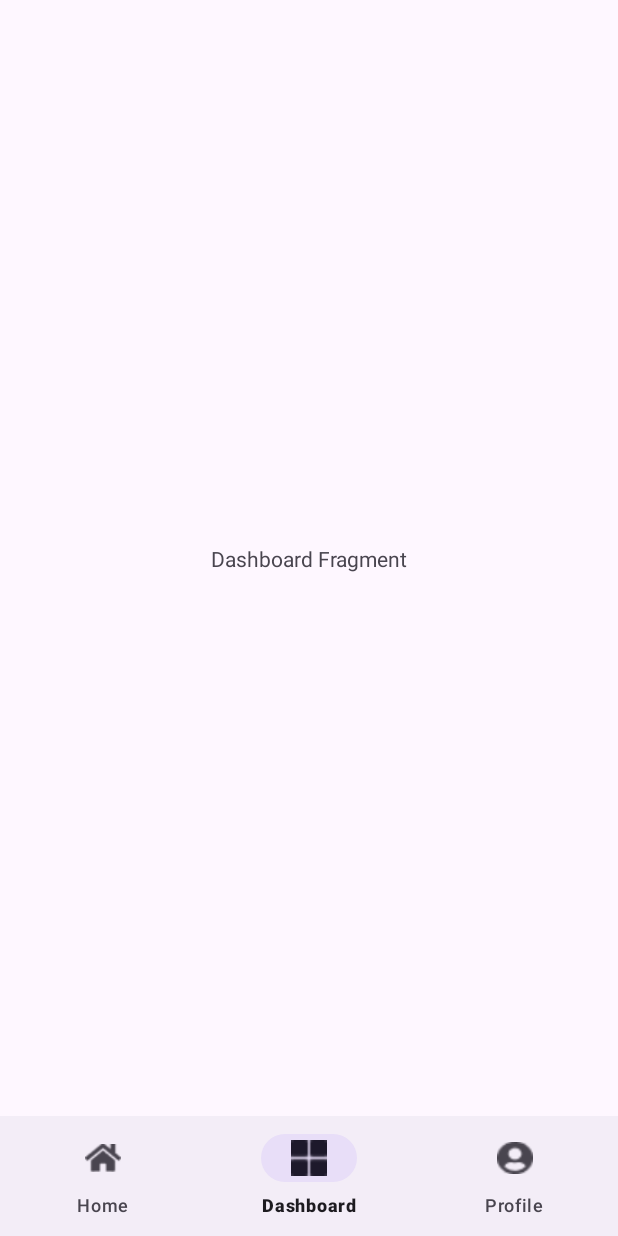
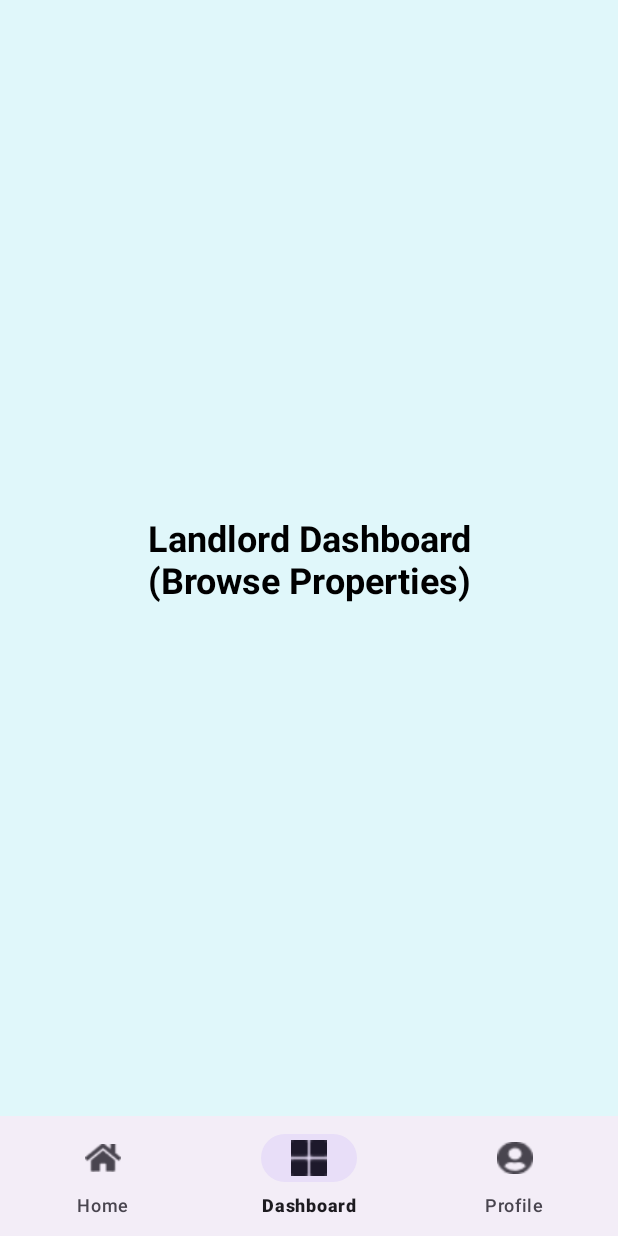
Before and after one commit to TGMeta-Bloom/tgm-rentify-android-mobile-application, an Android app: the DashboardFragment screen opened through its navigation route, on a phone screen of 412 x 824 dp. Run offline under Robolectric (Android 15) with nearby library versions, the phone set to English and light mode, and no system bars; our stand-ins replace navigation-ui.

```diff
--- a/app/src/main/java/com/example/tgmrentify/view/AddPostFragment.kt
+++ b/app/src/main/java/com/example/tgmrentify/view/AddPostFragment.kt
@@ -29,7 +29,7 @@ class AddPostFragment : Fragment() {
 
         // Handle the toolbar's back arrow click
         binding.toolbar.setNavigationOnClickListener {
-            // This will navigate back to the previous screen (FeedFragment)
+            // This will navigate back to the previous screen (TenantFeedFragment)
             findNavController().navigateUp()
         }
 
--- a/app/src/main/java/com/example/tgmrentify/view/DashboardFragment.kt
+++ b/app/src/main/java/com/example/tgmrentify/view/DashboardFragment.kt
@@ -1,20 +1,25 @@
 package com.example.tgmrentify.view
 
+import android.content.Context
 import android.os.Bundle
-import android.view.LayoutInflater
 import android.view.View
-import android.view.ViewGroup
 import androidx.fragment.app.Fragment
 import com.example.tgmrentify.R
 
-class DashboardFragment : Fragment() {
+class DashboardFragment : Fragment(R.layout.fragment_router_container) {
+    override fun onViewCreated(view: View, savedInstanceState: Bundle?) {
+        super.onViewCreated(view, savedInstanceState)
+        if (childFragmentManager.findFragmentById(R.id.role_specific_container) == null) {
+            val sharedPref = requireActivity().getSharedPreferences("UserSession", Context.MODE_PRIVATE)
+            val userRole = sharedPref.getString("user_role", "tenant")
 
-    override fun onCreateView(
-        inflater: LayoutInflater,
-        container: ViewGroup?,
-        savedInstanceState: Bundle?
-    ): View? {
-        // Inflate the layout for this fragment
-        return inflater.inflate(R.layout.fragment_dashboard, container, false)
+            val targetFragment: Fragment = if (userRole == "tenant") {
+                LandlordDashboardFragment() // Tenant browsing properties
+            } else {
+                TenantFeedFragment() // Landlord viewing tenant feed
+            }
+            childFragmentManager.beginTransaction()
+                .replace(R.id.role_specific_container, targetFragment).commit()
+        }
     }
 }
--- a/app/src/main/java/com/example/tgmrentify/view/FeedFragment.kt
+++ b/app/src/main/java/com/example/tgmrentify/view/FeedFragment.kt
@@ -1,78 +1,23 @@
 package com.example.tgmrentify.view
-
+import android.content.Context
 import android.os.Bundle
-import android.view.LayoutInflater
 import android.view.View
-import android.view.ViewGroup
-import androidx.core.view.GravityCompat
-import androidx.drawerlayout.widget.DrawerLayout
 import androidx.fragment.app.Fragment
-import androidx.fragment.app.viewModels
-import androidx.navigation.fragment.findNavController
-import androidx.recyclerview.widget.LinearLayoutManager
 import com.example.tgmrentify.R
-import com.example.tgmrentify.databinding.FragmentFeedBinding
-import com.example.tgmrentify.view.adapter.FeedAdapter
-import com.example.tgmrentify.viewModel.FeedViewModel
-
-
-class FeedFragment : Fragment() {
-
-    private var _binding: FragmentFeedBinding? = null
-    private val binding get() = _binding!!
-
-    private val viewModel: FeedViewModel by viewModels()
-    private lateinit var feedAdapter: FeedAdapter
-
-    override fun onCreateView(
-        inflater: LayoutInflater, container: ViewGroup?,
-        savedInstanceState: Bundle?
-    ): View {
-        _binding = FragmentFeedBinding.inflate(inflater, container, false)
-        return binding.root
-    }
-
-    override fun onViewCreated(view: View, savedInstanceState: Bundle?) {
+class FeedFragment : Fragment(R.layout.fragment_router_container)
+{
+    override fun onViewCreated(view: View, savedInstanceState: Bundle?)
+    {
         super.onViewCreated(view, savedInstanceState)
 
-        setupRecyclerView()
-        observeViewModel()
-        viewModel.loadFeed()
+        if (childFragmentManager.findFragmentById(R.id.role_specific_container) == null) {
+            val sharedPref = requireActivity().getSharedPreferences("UserSession", Context.MODE_PRIVATE)
 
-        binding.btnAddPost.setOnClickListener {
-            findNavController().navigate(R.id.action_feedFragment_to_addPostFragment)
-        }
+            val userRole = sharedPref.getString("user_role", "tenant")
 
-        // --- ADD THIS BLOCK ---
-        // This finds the hamburger menu button and tells it to open the drawer
-        binding.btnMenu.setOnClickListener {
-            // Find the DrawerLayout from the (Main)Activity
-            val drawerLayout = activity?.findViewById<DrawerLayout>(R.id.drawer_layout)
+            val targetFragment: Fragment = if (userRole == "Landlord") LandlordDashboardFragment() else TenantFeedFragment()
 
-            // Tell the drawer to open
-            drawerLayout?.openDrawer(GravityCompat.START)
-        }
-        // --- END OF NEW BLOCK ---
-    }
-
-    private fun setupRecyclerView() {
-        feedAdapter = FeedAdapter()
-        binding.rvFeed.apply {
-            layoutManager = LinearLayoutManager(requireContext())
-            adapter = feedAdapter
+            childFragmentManager.beginTransaction().replace(R.id.role_specific_container, targetFragment).commit()
         }
     }
-
-    private fun observeViewModel() {
-        viewModel.feedPosts.observe(viewLifecycleOwner) { posts ->
-            posts?.let {
-                feedAdapter.submitList(it)
-            }
-        }
-    }
-
-    override fun onDestroyView() {
-        super.onDestroyView()
-        _binding = null
-    }
 }
--- /dev/null
+++ b/app/src/main/java/com/example/tgmrentify/view/LandlordDashboardFragment.kt
@@ -0,0 +1,19 @@
+package com.example.tgmrentify.view
+
+import android.os.Bundle
+import android.view.LayoutInflater
+import android.view.View
+import android.view.ViewGroup
+import androidx.fragment.app.Fragment
+import com.example.tgmrentify.R
+
+class LandlordDashboardFragment : Fragment() {
+
+    override fun onCreateView(
+        inflater: LayoutInflater, container: ViewGroup?,
+        savedInstanceState: Bundle?
+    ): View? {
+        // Inflate the placeholder layout
+        return inflater.inflate(R.layout.fragment_landlord_dashboard, container, false)
+    }
+}
--- /dev/null
+++ b/app/src/main/java/com/example/tgmrentify/view/TenantFeedFragment.kt
@@ -0,0 +1,78 @@
+package com.example.tgmrentify.view
+
+import android.os.Bundle
+import android.view.LayoutInflater
+import android.view.View
+import android.view.ViewGroup
+import androidx.core.view.GravityCompat
+import androidx.drawerlayout.widget.DrawerLayout
+import androidx.fragment.app.Fragment
+import androidx.fragment.app.viewModels
+import androidx.navigation.fragment.findNavController
+import androidx.recyclerview.widget.LinearLayoutManager
+import com.example.tgmrentify.R
+import com.example.tgmrentify.databinding.FragmentFeedBinding
+import com.example.tgmrentify.view.adapter.FeedAdapter
+import com.example.tgmrentify.viewModel.FeedViewModel
+
+
+class TenantFeedFragment : Fragment() {
+
+    private var _binding: FragmentFeedBinding? = null
+    private val binding get() = _binding!!
+
+    private val viewModel: FeedViewModel by viewModels()
+    private lateinit var feedAdapter: FeedAdapter
+
+    override fun onCreateView(
+        inflater: LayoutInflater, container: ViewGroup?,
+        savedInstanceState: Bundle?
+    ): View {
+        _binding = FragmentFeedBinding.inflate(inflater, container, false)
+        return binding.root
+    }
+
+    override fun onViewCreated(view: View, savedInstanceState: Bundle?) {
+        super.onViewCreated(view, savedInstanceState)
+
+        setupRecyclerView()
+        observeViewModel()
+        viewModel.loadFeed()
+
+        binding.btnAddPost.setOnClickListener {
+            findNavController().navigate(R.id.action_feedFragment_to_addPostFragment)
+        }
+
+        // --- ADD THIS BLOCK ---
+        // This finds the hamburger menu button and tells it to open the drawer
+        binding.btnMenu.setOnClickListener {
+            // Find the DrawerLayout from the (Main)Activity
+            val drawerLayout = activity?.findViewById<DrawerLayout>(R.id.drawer_layout)
+
+            // Tell the drawer to open
+            drawerLayout?.openDrawer(GravityCompat.START)
+        }
+        // --- END OF NEW BLOCK ---
+    }
+
+    private fun setupRecyclerView() {
+        feedAdapter = FeedAdapter()
+        binding.rvFeed.apply {
+            layoutManager = LinearLayoutManager(requireContext())
+            adapter = feedAdapter
+        }
+    }
+
+    private fun observeViewModel() {
+        viewModel.feedPosts.observe(viewLifecycleOwner) { posts ->
+            posts?.let {
+                feedAdapter.submitList(it)
+            }
+        }
+    }
+
+    override fun onDestroyView() {
+        super.onDestroyView()
+        _binding = null
+    }
+}
--- a/app/src/main/res/layout/activity_main.xml
+++ b/app/src/main/res/layout/activity_main.xml
@@ -11,7 +11,6 @@
     <androidx.constraintlayout.widget.ConstraintLayout
         android:layout_width="match_parent"
         android:layout_height="match_parent">
-
         <androidx.fragment.app.FragmentContainerView
             android:id="@+id/nav_host_fragment"
             android:name="androidx.navigation.fragment.NavHostFragment"
@@ -23,7 +22,6 @@
             app:layout_constraintRight_toRightOf="parent"
             app:layout_constraintTop_toTopOf="parent"
             app:navGraph="@navigation/nav_graph" />
-
         <com.google.android.material.bottomnavigation.BottomNavigationView
             android:id="@+id/bottom_navigation"
             android:layout_width="0dp"
@@ -32,7 +30,6 @@
             app:layout_constraintEnd_toEndOf="parent"
             app:layout_constraintStart_toStartOf="parent"
             app:menu="@menu/bottom_nav_menu" />
-
     </androidx.constraintlayout.widget.ConstraintLayout>
 
     <com.google.android.material.navigation.NavigationView
@@ -40,24 +37,5 @@
         android:layout_width="wrap_content"
         android:layout_height="match_parent"
         android:layout_gravity="start"
-        android:background="@drawable/nav_drawer_rounded_corners"
-        android:fitsSystemWindows="true"
-        app:headerLayout="@layout/nav_header_main"
-        app:itemIconTint="@color/white"
-        app:itemTextColor="@color/white"
-        app:menu="@menu/nav_drawer_menu"
-        app:subheaderColor="@color/app_divider_gray">
-
-        <ImageView
-            android:layout_width="120dp"
-            android:layout_height="120dp"
-            android:layout_gravity="bottom|end"
-            android:layout_marginEnd="17dp"
-            android:layout_marginBottom="1dp"
-            android:alpha="0.8"
-            android:scaleType="centerCrop"
-            android:src="@drawable/side_bar_image" />
-
-    </com.google.android.material.navigation.NavigationView>
-
+        android:fitsSystemWindows="true" />
 </androidx.drawerlayout.widget.DrawerLayout>
--- a/app/src/main/res/layout/fragment_feed.xml
+++ b/app/src/main/res/layout/fragment_feed.xml
@@ -4,7 +4,7 @@
     xmlns:tools="http://schemas.android.com/tools"
     android:layout_width="match_parent"
     android:layout_height="match_parent"
-    tools:context=".view.FeedFragment">
+    tools:context=".view.TenantFeedFragment">
 
     <ImageView
         android:id="@+id/iv_logo"
--- /dev/null
+++ b/app/src/main/res/layout/fragment_landlord_dashboard.xml
@@ -0,0 +1,20 @@
+<?xml version="1.0" encoding="utf-8"?>
+<androidx.constraintlayout.widget.ConstraintLayout xmlns:android="http://schemas.android.com/apk/res/android"
+    xmlns:app="http://schemas.android.com/apk/res-auto"
+    android:layout_width="match_parent"
+    android:layout_height="match_parent"
+    android:background="#E0F7FA"> <TextView
+    android:id="@+id/tv_placeholder"
+    android:layout_width="wrap_content"
+    android:layout_height="wrap_content"
+    android:text="Landlord Dashboard\n(Browse Properties)"
+    android:textSize="24sp"
+    android:textStyle="bold"
+    android:gravity="center"
+    android:textColor="@color/black"
+    app:layout_constraintBottom_toBottomOf="parent"
+    app:layout_constraintEnd_toEndOf="parent"
+    app:layout_constraintStart_toStartOf="parent"
+    app:layout_constraintTop_toTopOf="parent" />
+
+</androidx.constraintlayout.widget.ConstraintLayout>
--- /dev/null
+++ b/app/src/main/res/layout/fragment_router_container.xml
@@ -0,0 +1,5 @@
+<?xml version="1.0" encoding="utf-8"?>
+<androidx.fragment.app.FragmentContainerView xmlns:android="http://schemas.android.com/apk/res/android"
+    android:id="@+id/role_specific_container"
+    android:layout_width="match_parent"
+    android:layout_height="match_parent" />
--- a/app/src/main/res/navigation/nav_graph.xml
+++ b/app/src/main/res/navigation/nav_graph.xml
@@ -7,9 +7,9 @@
 
     <fragment
         android:id="@+id/feedFragment"
-        android:name="com.example.tgmrentify.view.FeedFragment"
-        android:label="fragment_feed"
-        tools:layout="@layout/fragment_feed" >
+        android:name="com.example.tgmrentify.view.TenantFeedFragment"
+        android:label="Home"
+        tools:layout="@layout/fragment_router_container">
         <action
             android:id="@+id/action_feedFragment_to_addPostFragment"
             app:destination="@id/addPostFragment" />
@@ -18,18 +18,27 @@
     <fragment
         android:id="@+id/dashboardFragment"
         android:name="com.example.tgmrentify.view.DashboardFragment"
-        android:label="fragment_dashboard"
-        tools:layout="@layout/fragment_dashboard" />
+        android:label="Dashboard"
+        tools:layout="@layout/fragment_router_container">
+        <action
+            android:id="@+id/action_feedFragment_to_addPostFragment"
+            app:destination="@id/addPostFragment" />
+    </fragment>
+
+    <fragment
+        android:id="@+id/myPostsFragment"
+        android:name="com.example.tgmrentify.view.MyPostsFragment"
+        android:label="My Posts"
+        tools:layout="@layout/fragment_my_posts" />
+
+    <fragment
+        android:id="@+id/addPostFragment"
+        android:name="com.example.tgmrentify.view.AddPostFragment"
+        android:label="Add Post"
+        tools:layout="@layout/fragment_add_post" />
 
     <fragment
         android:id="@+id/profileFragment"
         android:name="com.example.tgmrentify.view.ProfileFragment"
-        android:label="fragment_profile"
-        tools:layout="@layout/fragment_profile" />
-
-    <fragment
-        android:id="@+id/addPostFragment"
-        android:name="com.example.tgmrentify.view.AddPostFragment"
-        android:label="fragment_add_post"
-        tools:layout="@layout/fragment_add_post" />
+        android:label="Profile" />
 </navigation>
```
Also changed, not shown: app/src/main/java/com/example/tgmrentify/view/MyPostsFragment.kt (added, +66 -0 lines), app/src/main/java/com/example/tgmrentify/view/adapter/MyPostsAdapter.kt (added, +36 -0 lines), app/src/main/res/layout/dialog_delete_post.xml (added, +41 -0 lines), app/src/main/res/layout/fragment_add_post.xml (+12 -9 lines), app/src/main/res/layout/fragment_my_posts.xml (added, +40 -0 lines), app/src/main/res/layout/item_my_post.xml (added, +64 -0 lines).
